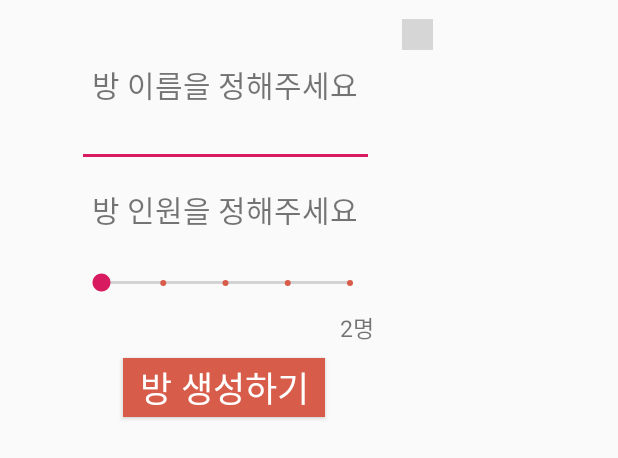
After one commit to DSM-Undefined/Hang-Man_Android, an Android app: the layout dialog_makeroom.xml on its own in the app's theme, with its tools: preview values and no code run, on a phone screen of 412 x 824 dp. The commit adds this screen. Shown: the top 458 px of the screen. Run offline under Robolectric (Android 15) with nearby library versions, the phone set to English and light mode, and no system bars; grey boxes are pictures that could not be loaded.

Commit message:
[Add]: MakeRoomDialog 추가

```diff
--- a/app/src/main/java/com/example/hangman/ui/activity/MainActivity.kt
+++ b/app/src/main/java/com/example/hangman/ui/activity/MainActivity.kt
@@ -8,6 +8,8 @@ import com.example.hangman.R
 import com.example.hangman.data.model.Participants
 import com.example.hangman.data.model.Room
 import com.example.hangman.ui.adapter.MainAdapter
+import com.example.hangman.ui.dialog.MakeRoomDialog
+import com.example.hangman.util.MakeRoomDialogListener
 import kotlinx.android.synthetic.main.activity_main.*
 
 class MainActivity : AppCompatActivity(), MainContract.View {
@@ -29,5 +31,16 @@ class MainActivity : AppCompatActivity(), MainContract.View {
         val adapter = MainAdapter(info)
         rv_main.adapter = adapter
         rv_main.layoutManager = LinearLayoutManager(applicationContext)
+
+        val makeRoomDialog = MakeRoomDialog(this)
+        makeRoomDialog.setListener(object : MakeRoomDialogListener{
+            override fun onClickMakeRoom() {
+                //TODO: make room Activity
+            }
+
+        })
+        tv_make_room_main.setOnClickListener{
+            makeRoomDialog.show()
+        }
     }
 }
--- /dev/null
+++ b/app/src/main/java/com/example/hangman/ui/dialog/MakeRoomDialog.kt
@@ -0,0 +1,53 @@
+package com.example.hangman.ui.dialog
+
+import android.app.Dialog
+import android.content.Context
+import android.os.Bundle
+import android.view.View
+import android.widget.SeekBar
+import com.example.hangman.R
+import com.example.hangman.util.MakeRoomDialogListener
+import kotlinx.android.synthetic.main.dialog_makeroom.*
+
+class MakeRoomDialog(context: Context) : Dialog(context), View.OnClickListener {
+
+    private lateinit var listener: MakeRoomDialogListener
+
+    override fun onCreate(savedInstanceState: Bundle?) {
+        super.onCreate(savedInstanceState)
+        setContentView(R.layout.dialog_makeroom)
+
+        setCanceledOnTouchOutside(true)
+//        window?.setBackgroundDrawable(ColorDrawable())
+        window?.setDimAmount(0.8f)
+
+        seekbar_makeroom.setOnSeekBarChangeListener(object : SeekBar.OnSeekBarChangeListener{
+            override fun onProgressChanged(p0: SeekBar?, p1: Int, p2: Boolean) {
+                tv_count_makeroom.text = "${p1}명"
+            }
+
+            override fun onStartTrackingTouch(p0: SeekBar?) {
+
+            }
+
+            override fun onStopTrackingTouch(p0: SeekBar?) {
+
+            }
+
+        })
+
+        button_makeroom_makeroom.setOnClickListener(this)
+        button_makeroom_cancel.setOnClickListener(this)
+    }
+
+    override fun onClick(v: View?) {
+        when(v?.id){
+            R.id.button_makeroom_cancel -> dismiss()
+            R.id.button_makeroom_makeroom -> listener.onClickMakeRoom()
+        }
+    }
+
+    fun setListener(listener: MakeRoomDialogListener){
+        this.listener = listener
+    }
+}
--- /dev/null
+++ b/app/src/main/java/com/example/hangman/util/MakeRoomDialogListener.kt
@@ -0,0 +1,5 @@
+package com.example.hangman.util
+
+interface MakeRoomDialogListener {
+    fun onClickMakeRoom()
+}
--- /dev/null
+++ b/app/src/main/res/drawable/tickmark.xml
@@ -0,0 +1,7 @@
+<?xml version="1.0" encoding="utf-8"?>
+<shape xmlns:android="http://schemas.android.com/apk/res/android"
+    android:shape="oval">
+    <size android:width="4dp"
+        android:height="4dp"/>
+    <solid android:color="#d75c4a"/>
+</shape>
--- /dev/null
+++ b/app/src/main/res/layout/dialog_makeroom.xml
@@ -0,0 +1,215 @@
+<?xml version="1.0" encoding="utf-8"?>
+<androidx.constraintlayout.widget.ConstraintLayout xmlns:android="http://schemas.android.com/apk/res/android"
+    xmlns:app="http://schemas.android.com/apk/res-auto"
+    android:orientation="vertical"
+    android:layout_width="300dp"
+    android:layout_height="300dp">
+
+    <androidx.constraintlayout.widget.Guideline
+        android:id="@+id/makeroom_guide1"
+        android:layout_width="wrap_content"
+        android:layout_height="wrap_content"
+        android:orientation="vertical"
+        app:layout_constraintGuide_percent="0.170"/>
+
+    <androidx.constraintlayout.widget.Guideline
+        android:id="@+id/makeroom_guide2"
+        android:layout_width="wrap_content"
+        android:layout_height="wrap_content"
+        android:orientation="horizontal"
+        app:layout_constraintGuide_percent="0.138"/>
+
+    <androidx.constraintlayout.widget.Guideline
+        android:id="@+id/makeroom_guide3"
+        android:layout_width="wrap_content"
+        android:layout_height="wrap_content"
+        android:orientation="vertical"
+        app:layout_constraintGuide_percent="0.831"/>
+
+    <androidx.constraintlayout.widget.Guideline
+        android:id="@+id/makeroom_guide4"
+        android:layout_width="wrap_content"
+        android:layout_height="wrap_content"
+        android:orientation="horizontal"
+        app:layout_constraintGuide_percent="0.231"/>
+
+    <TextView
+        android:id="@+id/tv_title_makeroom"
+        android:layout_width="0dp"
+        android:layout_height="0dp"
+        app:layout_constraintTop_toTopOf="@id/makeroom_guide2"
+        app:layout_constraintBottom_toBottomOf="@id/makeroom_guide4"
+        app:layout_constraintStart_toStartOf="@id/makeroom_guide1"
+        app:layout_constraintEnd_toEndOf="@id/makeroom_guide3"
+        android:gravity="center"
+        android:text="방 이름을 정해주세요"
+        android:textSize="20sp"/>
+
+    <androidx.constraintlayout.widget.Guideline
+        android:id="@+id/makeroom_guide5"
+        android:layout_width="wrap_content"
+        android:layout_height="wrap_content"
+        android:orientation="horizontal"
+        app:layout_constraintGuide_percent="0.246"/>
+
+    <androidx.constraintlayout.widget.Guideline
+        android:id="@+id/makeroom_guide6"
+        android:layout_width="wrap_content"
+        android:layout_height="wrap_content"
+        android:orientation="horizontal"
+        app:layout_constraintGuide_percent="0.371"/>
+
+    <EditText
+        android:id="@+id/et_title_makeroom"
+        android:layout_width="0dp"
+        android:layout_height="0dp"
+        app:layout_constraintTop_toTopOf="@id/makeroom_guide5"
+        app:layout_constraintBottom_toBottomOf="@id/makeroom_guide6"
+        app:layout_constraintStart_toStartOf="@id/makeroom_guide1"
+        app:layout_constraintEnd_toEndOf="@id/makeroom_guide3"
+        android:importantForAutofill="no"
+        android:inputType="text"
+        android:hint="@null"/>
+
+    <androidx.constraintlayout.widget.Guideline
+        android:id="@+id/makeroom_guide7"
+        android:layout_width="wrap_content"
+        android:layout_height="wrap_content"
+        android:orientation="horizontal"
+        app:layout_constraintGuide_percent="0.415"/>
+
+    <androidx.constraintlayout.widget.Guideline
+        android:id="@+id/makeroom_guide8"
+        android:layout_width="wrap_content"
+        android:layout_height="wrap_content"
+        android:orientation="horizontal"
+        app:layout_constraintGuide_percent="0.518"/>
+
+    <TextView
+        android:id="@+id/tv_headcount_makeroom"
+        android:layout_width="0dp"
+        android:layout_height="0dp"
+        app:layout_constraintTop_toTopOf="@id/makeroom_guide7"
+        app:layout_constraintBottom_toBottomOf="@id/makeroom_guide8"
+        app:layout_constraintStart_toStartOf="@id/makeroom_guide1"
+        app:layout_constraintEnd_toEndOf="@id/makeroom_guide3"
+        android:gravity="center"
+        android:text="방 인원을 정해주세요"
+        android:textSize="20sp"/>
+
+    <androidx.constraintlayout.widget.Guideline
+        android:id="@+id/makeroom_guide9"
+        android:layout_width="wrap_content"
+        android:layout_height="wrap_content"
+        android:orientation="horizontal"
+        app:layout_constraintGuide_percent="0.570"/>
+
+    <androidx.constraintlayout.widget.Guideline
+        android:id="@+id/makeroom_guide10"
+        android:layout_width="wrap_content"
+        android:layout_height="wrap_content"
+        android:orientation="horizontal"
+        app:layout_constraintGuide_percent="0.688"/>
+
+    <SeekBar
+        android:id="@+id/seekbar_makeroom"
+        android:layout_width="0dp"
+        android:layout_height="0dp"
+        app:layout_constraintBottom_toBottomOf="@id/makeroom_guide10"
+        app:layout_constraintEnd_toEndOf="@id/makeroom_guide3"
+        app:layout_constraintStart_toStartOf="@id/makeroom_guide1"
+        app:layout_constraintTop_toTopOf="@id/makeroom_guide9"
+        android:max="6"
+        android:min="2"
+        android:tickMark="@drawable/tickmark"/>
+
+    <TextView
+        android:id="@+id/tv_count_makeroom"
+        android:layout_width="wrap_content"
+        android:layout_height="wrap_content"
+        app:layout_constraintTop_toBottomOf="@id/seekbar_makeroom"
+        app:layout_constraintEnd_toEndOf="@id/makeroom_guide3"
+        android:textSize="15sp"
+        android:text="2명"/>
+
+    <androidx.constraintlayout.widget.Guideline
+        android:id="@+id/makeroom_guide11"
+        android:layout_width="wrap_content"
+        android:layout_height="wrap_content"
+        android:orientation="vertical"
+        app:layout_constraintGuide_percent="0.273"/>
+
+    <androidx.constraintlayout.widget.Guideline
+        android:id="@+id/makeroom_guide12"
+        android:layout_width="wrap_content"
+        android:layout_height="wrap_content"
+        android:orientation="horizontal"
+        app:layout_constraintGuide_percent="0.796"/>
+
+    <androidx.constraintlayout.widget.Guideline
+        android:id="@+id/makeroom_guide13"
+        android:layout_width="wrap_content"
+        android:layout_height="wrap_content"
+        android:orientation="vertical"
+        app:layout_constraintGuide_percent="0.723"/>
+
+    <androidx.constraintlayout.widget.Guideline
+        android:id="@+id/makeroom_guide14"
+        android:layout_width="wrap_content"
+        android:layout_height="wrap_content"
+        android:orientation="horizontal"
+        app:layout_constraintGuide_percent="0.927"/>
+
+    <Button
+        android:id="@+id/button_makeroom_makeroom"
+        android:layout_width="0dp"
+        android:layout_height="0dp"
+        app:layout_constraintTop_toTopOf="@id/makeroom_guide12"
+        app:layout_constraintBottom_toBottomOf="@id/makeroom_guide14"
+        app:layout_constraintStart_toStartOf="@id/makeroom_guide11"
+        app:layout_constraintEnd_toEndOf="@id/makeroom_guide13"
+        android:background="#d75c4a"
+        android:text="방 생성하기"
+        android:textColor="@color/white"
+        android:textSize="23sp"/>
+
+    <androidx.constraintlayout.widget.Guideline
+        android:id="@+id/makeroom_guide15"
+        android:layout_width="wrap_content"
+        android:layout_height="wrap_content"
+        android:orientation="vertical"
+        app:layout_constraintGuide_percent="0.893"/>
+
+    <androidx.constraintlayout.widget.Guideline
+        android:id="@+id/makeroom_guide16"
+        android:layout_width="wrap_content"
+        android:layout_height="wrap_content"
+        android:orientation="horizontal"
+        app:layout_constraintGuide_percent="0.042"/>
+
+    <androidx.constraintlayout.widget.Guideline
+        android:id="@+id/makeroom_guide17"
+        android:layout_width="wrap_content"
+        android:layout_height="wrap_content"
+        android:orientation="vertical"
+        app:layout_constraintGuide_percent="0.962"/>
+
+    <androidx.constraintlayout.widget.Guideline
+        android:id="@+id/makeroom_guide18"
+        android:layout_width="wrap_content"
+        android:layout_height="wrap_content"
+        android:orientation="horizontal"
+        app:layout_constraintGuide_percent="0.111"/>
+
+    <ImageButton
+        android:id="@+id/button_makeroom_cancel"
+        android:layout_width="0dp"
+        android:layout_height="0dp"
+        app:layout_constraintTop_toTopOf="@id/makeroom_guide16"
+        app:layout_constraintBottom_toBottomOf="@id/makeroom_guide18"
+        app:layout_constraintStart_toStartOf="@id/makeroom_guide15"
+        app:layout_constraintEnd_toEndOf="@id/makeroom_guide17"
+        android:src="@drawable/cancel"
+        android:background="@null"/>
+
+</androidx.constraintlayout.widget.ConstraintLayout>
```
